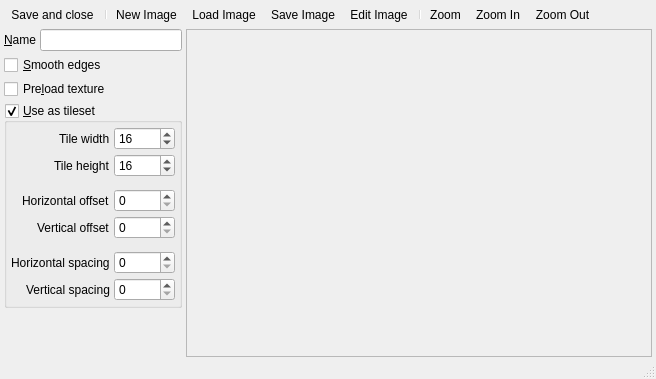
First picture: the form in Editors/BackgroundEditor.ui, repository enigma-dev/RadialGM, before the edit.
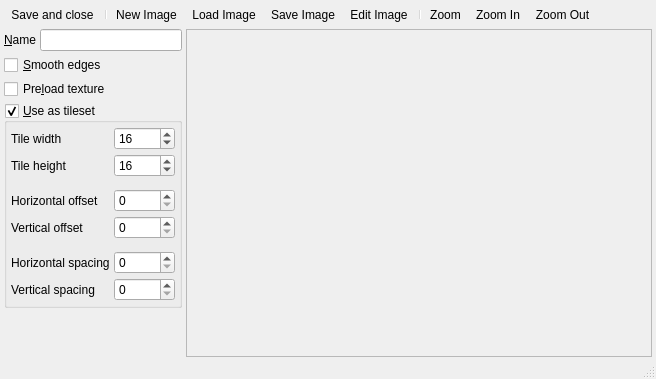
Second picture: the form after the edit. Icons and pictures are not drawn. Custom widgets are drawn as their Qt base class.

Commit message:
Tileset Label Alignment (#159)
Use left alignment for background frame's tileset property labels. Left alignment is easier to scan for specific fields by name in non-sequential forms.

What changed in the file:
```diff
--- a/Editors/BackgroundEditor.ui
+++ b/Editors/BackgroundEditor.ui
@@ -150,7 +150,7 @@
            <enum>QFormLayout::ExpandingFieldsGrow</enum>
           </property>
           <property name="labelAlignment">
-           <set>Qt::AlignRight|Qt::AlignTrailing|Qt::AlignVCenter</set>
+           <set>Qt::AlignLeading|Qt::AlignLeft|Qt::AlignVCenter</set>
           </property>
           <property name="horizontalSpacing">
            <number>4</number>
```
